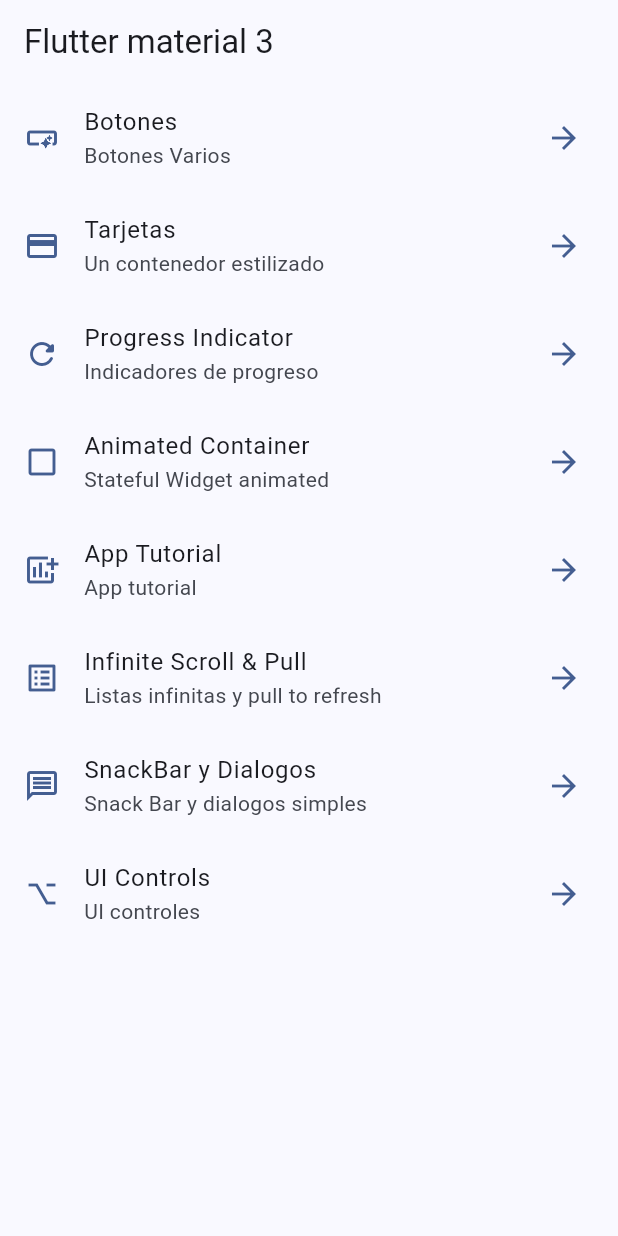
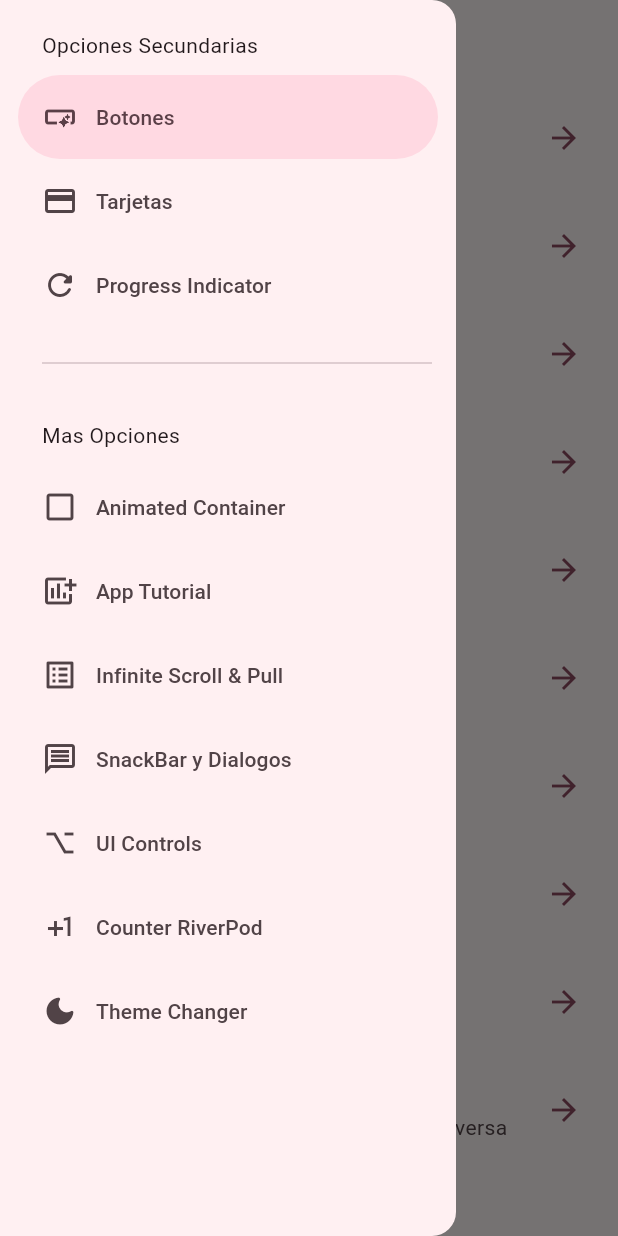
Before and after one commit to Mazo667/widgets_app, a Flutter app: the screen it shows after launch, with the side drawer open (before the commit the screen has no drawer), on a phone screen of 412 x 824 dp. Run offline on Flutter 3.47's test engine with Material 2 defaults, Android fonts, the phone set to English and light mode, and no system bars; our stand-ins replace animate_do, flutter_riverpod, go_router.

Commit message:
Aplicacion terminada

```diff
--- a/lib/config/menu/menu_items.dart
+++ b/lib/config/menu/menu_items.dart
@@ -54,4 +54,14 @@ final appMenuItems = <MenuItem>[
       subtitle: 'UI controles',
       link: '/ui_controls',
       icon: Icons.keyboard_option_key),
+  MenuItem(
+      title: 'Counter RiverPod',
+      subtitle: 'Un contador de RiverPod',
+      link: '/counter',
+      icon: Icons.plus_one),
+  MenuItem(
+      title: 'Theme Changer',
+      subtitle: 'Cambiar el modo oscuro a claro o viceversa ',
+      link: '/theme_changer',
+      icon: Icons.dark_mode_rounded),
 ];
--- a/lib/config/router/app_router.dart
+++ b/lib/config/router/app_router.dart
@@ -13,5 +13,7 @@ final appRouter = GoRouter(
       GoRoute(path: '/ui_controls', builder: (context, state) => UIcontrolsScreen(),name: UIcontrolsScreen.name),
       GoRoute(path: '/infinite_scroll', builder: (context, state) => InfiniteScrollScreen(),name: InfiniteScrollScreen.name),
       GoRoute(path: '/app_tutorial', builder: (context, state) => AppTutorialScreen(),name: AppTutorialScreen.name),
+          GoRoute(path: '/counter', builder: (context, state) => CounterScreen(),name: CounterScreen.name),
+          GoRoute(path: '/theme_changer', builder: (context, state) => ThemeChangerScreen(),name: ThemeChangerScreen.name),
     ]
 );
--- a/lib/config/theme/app_theme.dart
+++ b/lib/config/theme/app_theme.dart
@@ -9,17 +9,27 @@ const colorList = <Color>[
 
 class AppTheme{
   final int selectedColor;
+  final bool isDarkMode;
 
-  AppTheme({required this.selectedColor}):
+  AppTheme({this.selectedColor = 0,this.isDarkMode = false}):
         assert(selectedColor >= 0,'Selected color must be greater than 0'),
         assert(selectedColor < colorList.length,'Selected color must be less or equal ${colorList.length-1}');
 
   ThemeData getTheme() => ThemeData(
     useMaterial3: true,
+    brightness: isDarkMode ? Brightness.dark : Brightness.light,
     colorSchemeSeed: colorList[selectedColor],
-    appBarTheme: AppBarTheme(
+    appBarTheme: const AppBarTheme(
       centerTitle: false
     )
   );
 
+  AppTheme copyWith({
+    int? selectedColor,
+    bool? isDarkMode,
+  }) =>AppTheme(
+    selectedColor: selectedColor ?? this.selectedColor,
+    isDarkMode: isDarkMode ?? this.isDarkMode
+  );
+
 }
--- a/lib/main.dart
+++ b/lib/main.dart
@@ -1,19 +1,27 @@
 import 'package:flutter/material.dart';
 import 'package:widgets_app/config/router/app_router.dart';
 import 'package:widgets_app/config/theme/app_theme.dart';
+import 'package:flutter_riverpod/flutter_riverpod.dart';
+import 'package:widgets_app/presentation/providers/theme_provider.dart';
 
 void main() {
-  runApp(const MyApp());
+  runApp(
+      const ProviderScope(child: MyApp()));
 }
 
-class MyApp extends StatelessWidget {
+class MyApp extends ConsumerWidget {
   const MyApp({super.key});
 
   @override
-  Widget build(BuildContext context) {
+  Widget build(BuildContext context,WidgetRef ref) {
+
+    //final bool isDarkMode = ref.watch(isDarkModeProvider);
+    //final int selectedColor = ref.watch(selectedColorProvider);
+    final AppTheme appTheme = ref.watch(themeNotifierProvider);
+
     return MaterialApp.router(
       title: 'Widgets App',
-      theme: AppTheme(selectedColor: 1).getTheme(),
+      theme: appTheme.getTheme(),
       routerConfig: appRouter,
     );
   }
--- /dev/null
+++ b/lib/presentation/providers/counter_provider.dart
@@ -0,0 +1,3 @@
+import 'package:flutter_riverpod/flutter_riverpod.dart';
+
+final counterProvider = StateProvider((ref) => 0);
--- /dev/null
+++ b/lib/presentation/providers/theme_provider.dart
@@ -0,0 +1,28 @@
+import 'package:flutter_riverpod/flutter_riverpod.dart';
+import 'package:widgets_app/config/theme/app_theme.dart';
+
+final isDarkModeProvider = StateProvider<bool>((ref) => false);
+
+// Listado de colores inmutable
+final colorListProvider = Provider((ref) => colorList);
+
+
+final selectedColorProvider = StateProvider((ref) => 0);
+
+//un objeto perzonalizado
+final themeNotifierProvider = StateNotifierProvider<ThemeNotifier, AppTheme>((ref) => ThemeNotifier());
+
+//Controller o Notifier
+class ThemeNotifier extends StateNotifier<AppTheme>{
+  //State = new AppTheme()
+  ThemeNotifier():super(AppTheme());
+
+  void toggleDarkMode(){
+    state = state.copyWith(isDarkMode: !state.isDarkMode);
+  }
+
+  void changeColorIndex(int colorIndex){
+    state = state.copyWith(selectedColor: colorIndex);
+  }
+
+}
--- a/lib/presentation/screens/home/home_screen.dart
+++ b/lib/presentation/screens/home/home_screen.dart
@@ -1,6 +1,7 @@
 import 'package:flutter/material.dart';
 import 'package:go_router/go_router.dart';
 import 'package:widgets_app/config/menu/menu_items.dart';
+import 'package:widgets_app/presentation/widgets/sideMenu.dart';
 
 class HomeScreen extends StatelessWidget {
 
@@ -10,11 +11,14 @@ class HomeScreen extends StatelessWidget {
 
   @override
   Widget build(BuildContext context) {
+    final scaffoldKey = GlobalKey<ScaffoldState>();
     return Scaffold(
+      key: scaffoldKey,
       appBar: AppBar(
         title: const Text('Flutter material 3'),
       ),
       body: _HomeView(),
+      drawer: SideMenu(scaffoldKey: scaffoldKey),
     );
   }
 }
--- a/lib/presentation/screens/screens.dart
+++ b/lib/presentation/screens/screens.dart
@@ -1,3 +1,5 @@
+export 'package:widgets_app/presentation/screens/theme_changer/theme_changer.dart';
+export 'package:widgets_app/presentation/screens/counter/counter_screen.dart';
 export 'package:widgets_app/presentation/screens/animated/animeted_screen.dart';
 export 'package:widgets_app/presentation/screens/app_tutorial/app_tutorial_screen.dart';
 export 'package:widgets_app/presentation/screens/infinite_scroll/infinite_scroll.dart';
--- /dev/null
+++ b/lib/presentation/widgets/sideMenu.dart
@@ -0,0 +1,65 @@
+import 'package:flutter/material.dart';
+import 'package:go_router/go_router.dart';
+import 'package:widgets_app/config/menu/menu_items.dart';
+
+class SideMenu extends StatefulWidget {
+
+  final GlobalKey<ScaffoldState> scaffoldKey;
+
+  const SideMenu({super.key, required this.scaffoldKey});
+
+  @override
+  State<SideMenu> createState() => _SideMenuState();
+}
+
+class _SideMenuState extends State<SideMenu> {
+
+  int navDrawerIndex = 0;
+
+  @override
+  Widget build(BuildContext context) {
+
+    final hasNotch = MediaQuery.of(context).viewPadding.top > 35;
+    /*
+     if(Platform.isAndroid){
+      print('Android $hasNotch');
+    }else{
+      print('${Platform.isWindows} $hasNotch');
+    }
+     */
+
+
+    return NavigationDrawer(
+      onDestinationSelected: (value) {
+        setState(() {
+          navDrawerIndex = value;
+        });
+        final menuItem = appMenuItems[value];
+        context.push(menuItem.link);
+        //Para llamar al state usamos la palabra reservada widget
+        widget.scaffoldKey.currentState?.closeDrawer();
+      },
+      selectedIndex: navDrawerIndex,
+        children: [
+          Padding(
+            padding: EdgeInsets.fromLTRB(28,hasNotch ? 0 : 20,16,10),
+            child: const Text("Opciones Secundarias"),
+          ),
+          ...appMenuItems
+              .sublist(0,3)
+              .map((item) => NavigationDrawerDestination(icon: Icon(item.icon), label: Text(item.title))),
+          const Padding(padding: EdgeInsets.fromLTRB(28, 16,16,10),
+          child: Divider(),
+          ),
+          Padding(
+            padding: EdgeInsets.fromLTRB(28,hasNotch ? 0 : 20,16,10),
+            child: const Text("Mas Opciones"),
+          ),
+          ...appMenuItems
+              .sublist(3)
+              .map((item) => NavigationDrawerDestination(icon: Icon(item.icon), label: Text(item.title))),
+
+        ]
+    );
+  }
+}
--- a/pubspec.yaml
+++ b/pubspec.yaml
@@ -37,6 +37,7 @@ dependencies:
   cupertino_icons: ^1.0.2
   go_router: ^11.1.2
   animate_do: ^3.1.2
+  flutter_riverpod: ^2.4.3
 
 dev_dependencies:
   flutter_test:
```
Also changed, not shown: lib/presentation/screens/counter/counter_screen.dart (added, +39 -0 lines), lib/presentation/screens/theme_changer/theme_changer.dart (added, +58 -0 lines), pubspec.lock.
